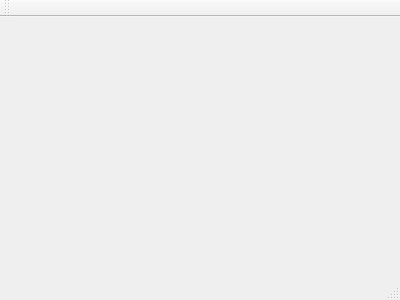
First picture: the form in mainwindow.ui, repository ladnonastya/BI_for_AIT, before the edit.
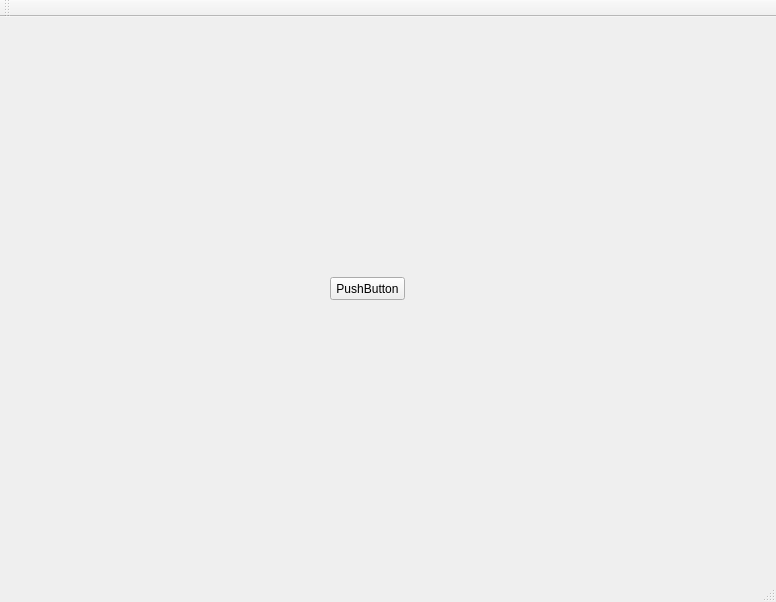
Second picture: the form after the edit.

Patch:
```diff
--- a/mainwindow.ui
+++ b/mainwindow.ui
@@ -1,24 +1,53 @@
 <ui version="4.0">
  <class>MainWindow</class>
- <widget class="QMainWindow" name="MainWindow" >
-  <property name="geometry" >
+ <widget class="QMainWindow" name="MainWindow">
+  <property name="geometry">
    <rect>
     <x>0</x>
     <y>0</y>
-    <width>400</width>
-    <height>300</height>
+    <width>776</width>
+    <height>602</height>
    </rect>
   </property>
   <property name="windowTitle" >
    <string>MainWindow</string>
   </property>
-  <widget class="QMenuBar" name="menuBar" />
-  <widget class="QToolBar" name="mainToolBar" />
-  <widget class="QWidget" name="centralWidget" />
-  <widget class="QStatusBar" name="statusBar" />
+  <widget class="QWidget" name="centralWidget">
+   <widget class="QPushButton" name="pushButton">
+    <property name="geometry">
+     <rect>
+      <x>330</x>
+      <y>260</y>
+      <width>75</width>
+      <height>23</height>
+     </rect>
+    </property>
+    <property name="text">
+     <string>PushButton</string>
+    </property>
+   </widget>
+  </widget>
+  <widget class="QMenuBar" name="menuBar">
+   <property name="geometry">
+    <rect>
+     <x>0</x>
+     <y>0</y>
+     <width>776</width>
+     <height>21</height>
+    </rect>
+   </property>
+  </widget>
+  <widget class="QToolBar" name="mainToolBar">
+   <attribute name="toolBarArea">
+    <enum>TopToolBarArea</enum>
+   </attribute>
+   <attribute name="toolBarBreak">
+    <bool>false</bool>
+   </attribute>
+  </widget>
+  <widget class="QStatusBar" name="statusBar"/>
  </widget>
- <layoutDefault spacing="6" margin="11" />
- <pixmapfunction></pixmapfunction>
+ <layoutdefault spacing="6" margin="11"/>
  <resources/>
  <connections/>
 </ui>
```
Left out of the diff: 3 changed lines with no effect on the pictures.
